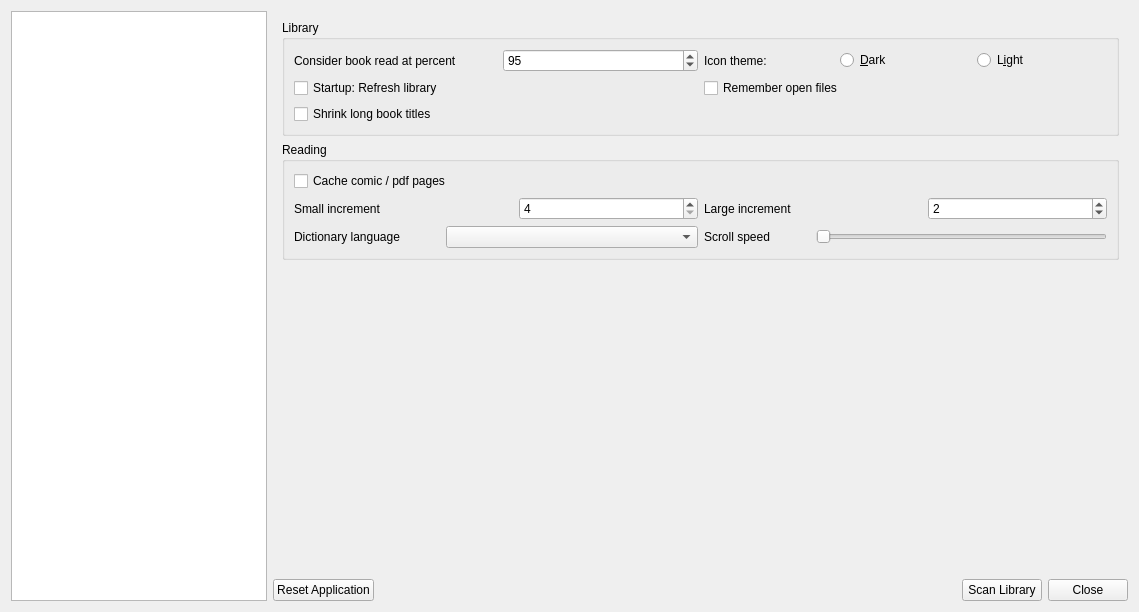
Above: lector/resources/raw/settings.ui from luhuaei/lector before the change. Below: the same form after it.
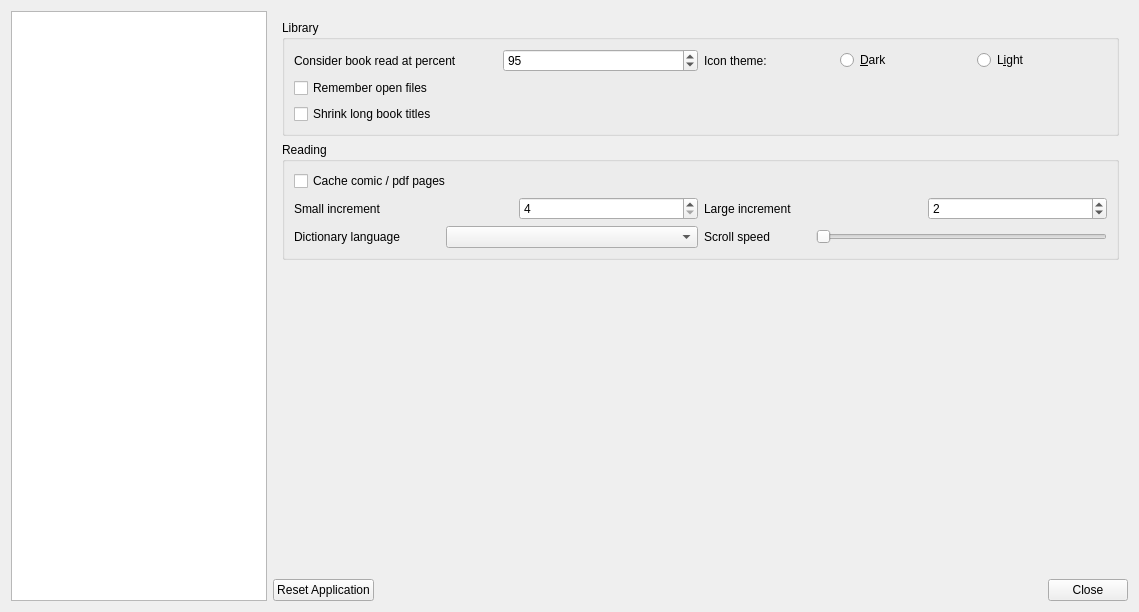
That is the form after the change. The open tabs and pages were chosen to show the change. Custom widgets are drawn as their Qt base class.

Commit message: remove scan library

The edit to the form file:
```diff
--- a/lector/resources/raw/settings.ui
+++ b/lector/resources/raw/settings.ui
@@ -136,13 +136,6 @@
                 </item>
                 <item>
                  <layout class="QHBoxLayout" name="horizontalLayout_4">
-                  <item>
-                   <widget class="QCheckBox" name="refreshLibrary">
-                    <property name="text">
-                     <string>Startup: Refresh library</string>
-                    </property>
-                   </widget>
-                  </item>
                   <item>
                    <widget class="QCheckBox" name="fileRemember">
                     <property name="text">
@@ -695,13 +688,6 @@
          </property>
         </spacer>
        </item>
-       <item>
-        <widget class="QPushButton" name="okButton">
-         <property name="text">
-          <string>Scan Library</string>
-         </property>
-        </widget>
-       </item>
        <item>
         <widget class="QPushButton" name="cancelButton">
          <property name="text">
```
The commit also changes 5 other files.
